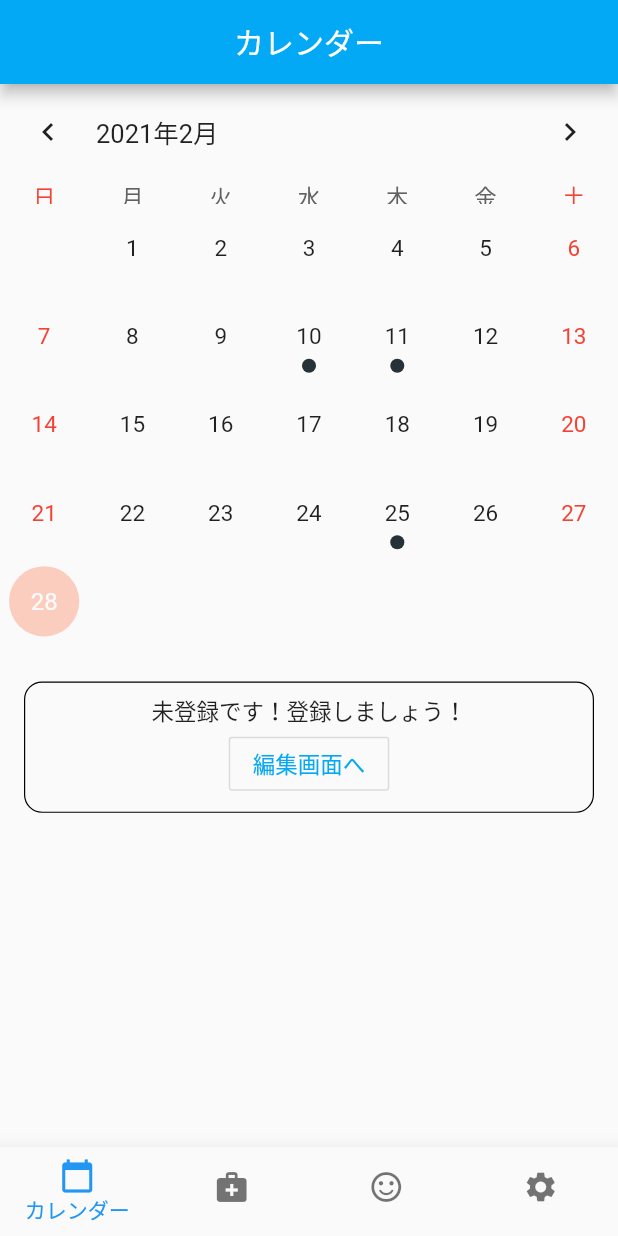
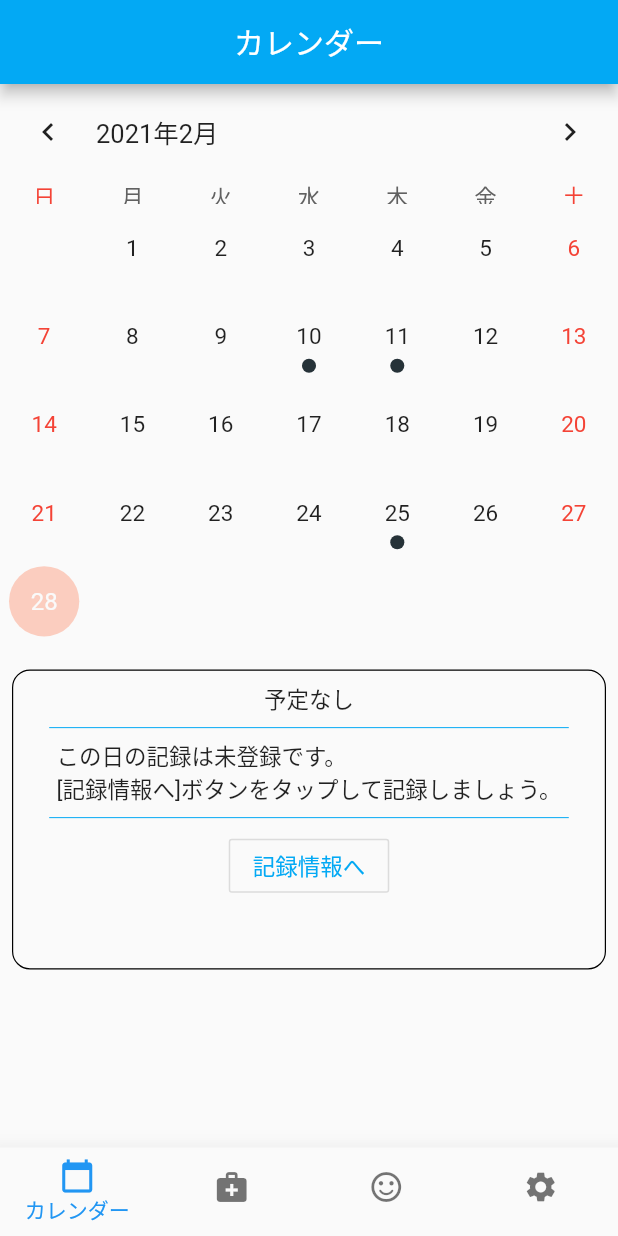
Before and after one commit to hotdrop/dyphic, a Flutter app: the screen it shows after launch, on a phone screen of 412 x 824 dp. Run offline on Flutter 3.47's test engine with Material 2 defaults, Android fonts, the phone set to English and light mode, and no system bars; drawn by our look-alikes of table_calendar; our stand-ins replace awesome_dialog, cached_network_image, image_picker, logger, package_info, progress_dialog and 2 more; accounts and stored records are empty.

Commit message:
カレンダーの表示領域を実装

```diff
--- a/lib/common/app_strings.dart
+++ b/lib/common/app_strings.dart
@@ -2,6 +2,9 @@ class AppStrings {
   static const String appTitle = '生活管理';
 
   static const String calenderPageTitle = 'カレンダー';
+  static const String calenderNoEvent = '予定なし';
+  static const String calenderUnRegisterLabel = 'この日の記録は未登録です。\n[記録情報へ]ボタンをタップして記録しましょう。';
+  static const String calenderRecordEditButton = '記録情報へ';
 
   static const String recordTemperatureMorning = '朝の体温';
   static const String recordTemperatureNight = '夜の体温';
--- a/lib/model/calendar_event.dart
+++ b/lib/model/calendar_event.dart
@@ -1,3 +1,5 @@
+import 'package:dyphic/common/app_strings.dart';
+import 'package:dyphic/model/medicine.dart';
 import 'package:flutter/material.dart';
 
 class CalendarEvent {
@@ -5,42 +7,65 @@ class CalendarEvent {
     @required this.date,
     @required this.type,
     @required this.name,
-    @required this.haveRecord,
+    @required this.eventRecord,
   });
 
-  factory CalendarEvent.create(Event event, EventRecordDate record) {
-    return CalendarEvent(date: event.date, type: event.type, name: event.name, haveRecord: true);
+  factory CalendarEvent.create(Event event, EventRecord record) {
+    return CalendarEvent(date: event.date, type: event.type, name: event.name, eventRecord: record);
   }
 
-  factory CalendarEvent.createOnlyRecord(EventRecordDate record) {
-    return CalendarEvent(date: record.date, type: EventType.none, name: '', haveRecord: true);
+  factory CalendarEvent.createOnlyRecord(EventRecord record) {
+    return CalendarEvent(date: record.date, type: EventType.none, name: null, eventRecord: record);
   }
 
   factory CalendarEvent.createOnlyEvent(Event event) {
-    return CalendarEvent(date: event.date, type: event.type, name: event.name, haveRecord: false);
+    return CalendarEvent(date: event.date, type: event.type, name: event.name, eventRecord: null);
   }
 
   factory CalendarEvent.createEmpty(DateTime date) {
-    return CalendarEvent(date: date, type: null, name: null, haveRecord: false);
+    return CalendarEvent(date: date, type: null, name: null, eventRecord: null);
   }
 
   final DateTime date;
   final EventType type;
   final String name;
-  final bool haveRecord;
+  final EventRecord eventRecord;
 
   bool typeMedical() => type == EventType.hospital;
   bool typeInjection() => type == EventType.injection;
-  bool isRecord() => haveRecord;
+  bool haveRecord() => eventRecord != null;
 
   static bool isSameDay(DateTime date1, DateTime date2) {
     return date1.year == date2.year && date1.month == date2.month && date1.day == date2.day;
+  }
+
+  String toStringConditions() {
+    if (eventRecord.conditions == null) {
+      return '';
+    }
+    return eventRecord.conditions.join(" ");
+  }
+
+  String toStringMedicines() {
+    if (eventRecord.medicines == null) {
+      return '';
+    }
+    return eventRecord.medicines.join(" ");
+  }
+
+  String getMemo() {
+    if (eventRecord.memo == null) {
+      return '';
+    }
+    return eventRecord.memo;
   }
 }
 
 enum EventType { none, hospital, injection }
 
+///
 /// データ取得時以外は使わない
+///
 class Event {
   const Event({
     @required this.date,
@@ -63,11 +88,19 @@ class Event {
   }
 }
 
+///
 /// データ取得時以外は使わない
-class EventRecordDate {
-  EventRecordDate({
+///
+class EventRecord {
+  EventRecord({
     @required this.date,
+    @required this.conditions,
+    @required this.medicines,
+    @required this.memo,
   });
 
   final DateTime date;
+  final List<String> conditions;
+  final List<String> medicines;
+  final String memo;
 }
--- a/lib/repository/record_repository.dart
+++ b/lib/repository/record_repository.dart
@@ -12,8 +12,8 @@ class RecordRepository {
 
   final RecordApi _recordApi;
 
-  Future<List<EventRecordDate>> findIds() async {
-    return await _recordApi.findEventDates();
+  Future<List<EventRecord>> findEventRecords() async {
+    return await _recordApi.findEventRecords();
   }
 
   Future<Record> find(DateTime date) async {
--- a/lib/ui/calender/calendar_page.dart
+++ b/lib/ui/calender/calendar_page.dart
@@ -1,10 +1,10 @@
 import 'package:flutter/material.dart';
 import 'package:provider/provider.dart';
 
+import 'package:dyphic/ui/widget/app_calender.dart';
+import 'package:dyphic/ui/calender/calendar_view_model.dart';
 import 'package:dyphic/model/page_state.dart';
 import 'package:dyphic/common/app_strings.dart';
-import 'package:dyphic/ui/calender/calendar_view_model.dart';
-import 'package:dyphic/ui/widget/app_calender.dart';
 
 class CalenderPage extends StatelessWidget {
   @override
--- a/lib/ui/calender/calendar_view_model.dart
+++ b/lib/ui/calender/calendar_view_model.dart
@@ -22,12 +22,12 @@ class CalendarViewModel extends NotifierViewModel {
 
   Future<void> _init() async {
     final events = await _eventRepository.findAll();
-    final recordIds = await _recordRepository.findIds();
+    final recordIds = await _recordRepository.findEventRecords();
     _events = _merge(events, recordIds);
     loadSuccess();
   }
 
-  List<CalendarEvent> _merge(List<Event> events, List<EventRecordDate> eventRecords) {
+  List<CalendarEvent> _merge(List<Event> events, List<EventRecord> eventRecords) {
     final eventMap = Map.fromIterables(events.map((e) => e.date), events.map((e) => e));
     final addedEventMap = <DateTime, bool>{};
     List<CalendarEvent> results = [];
--- a/lib/ui/setting/settings_page.dart
+++ b/lib/ui/setting/settings_page.dart
@@ -39,6 +39,7 @@ class SettingsPage extends StatelessWidget {
         _rowAppVersion(context),
         _rowThemeModeSwitch(context),
         DividerThemeColor.create(),
+        // TODO ログイン機能を追加する
       ],
     );
   }
--- a/lib/ui/widget/app_calender.dart
+++ b/lib/ui/widget/app_calender.dart
@@ -1,5 +1,7 @@
 import 'package:dyphic/common/app_logger.dart';
+import 'package:dyphic/common/app_strings.dart';
 import 'package:dyphic/ui/calender/record/record_page.dart';
+import 'package:dyphic/ui/widget/app_widget.dart';
 import 'package:flutter/material.dart';
 import 'package:provider/provider.dart';
 import 'package:table_calendar/table_calendar.dart';
@@ -102,7 +104,7 @@ class _AppCalendarState extends State<AppCalendar> {
     if (event.typeInjection()) {
       markers.add(Positioned(bottom: -1, child: Icon(Icons.colorize, size: 20.0, color: Colors.red)));
     }
-    if (event.haveRecord) {
+    if (event.haveRecord()) {
       markers.add(Positioned(right: -2, bottom: -2, child: Icon(Icons.check_circle, size: 20.0, color: Colors.green)));
     }
 
@@ -114,22 +116,71 @@ class _AppCalendarState extends State<AppCalendar> {
   ///
   Widget _buildDetailContents(BuildContext context) {
     final appSettings = Provider.of<AppSettings>(context);
-    // TODO レイアウトちゃんと考える
-    return SingleChildScrollView(
-      child: Container(
+    return Container(
       width: double.infinity,
-        margin: const EdgeInsets.all(16.0),
+      height: 200,
+      margin: const EdgeInsets.all(8.0),
       decoration: BoxDecoration(
         border: Border.all(width: 0.8, color: appSettings.isDarkMode ? Colors.white : Colors.black),
         borderRadius: BorderRadius.circular(12.0),
       ),
+      child: SingleChildScrollView(
         child: Padding(
           padding: EdgeInsets.all(8.0),
           child: Column(
             children: [
-              Text(_selectedItem.haveRecord ? _selectedItem.name : '未登録です！登録しましょう！'),
-              OutlineButton(
-                child: Text('編集画面へ'),
+              _labelEventInfo(),
+              DividerThemeColor.createWithPadding(),
+              _labelRecordInfo(),
+              DividerThemeColor.createWithPadding(),
+              _editButton(),
+            ],
+          ),
+        ),
+      ),
+    );
+  }
+
+  Widget _labelEventInfo() {
+    return Center(
+      child: Text(_selectedItem.name ?? AppStrings.calenderNoEvent),
+    );
+  }
+
+  Widget _labelRecordInfo() {
+    final widgets = <Widget>[];
+    if (_selectedItem.haveRecord()) {
+      widgets.add(_labelConditions());
+      widgets.add(_labelMedicines());
+      widgets.add(_labelMemo());
+    } else {
+      widgets.add(Text(AppStrings.calenderUnRegisterLabel));
+    }
+    return Column(
+      crossAxisAlignment: CrossAxisAlignment.start,
+      children: widgets,
+    );
+  }
+
+  Widget _labelConditions() {
+    return Text('体調: ${_selectedItem.toStringConditions()}');
+  }
+
+  Widget _labelMedicines() {
+    return Text('飲んだ薬: ${_selectedItem.toStringMedicines()}');
+  }
+
+  Widget _labelMemo() {
+    return Text(
+      'メモ: ${_selectedItem.getMemo()}',
+      maxLines: 2,
+      overflow: TextOverflow.ellipsis,
+    );
+  }
+
+  Widget _editButton() {
+    return OutlineButton(
+      child: Text(AppStrings.calenderRecordEditButton),
       onPressed: () async {
         final selectDate = _selectedItem.date;
         bool isUpdate = await Navigator.of(context).push<bool>(
@@ -139,13 +190,9 @@ class _AppCalendarState extends State<AppCalendar> {
         // TODO このボタンイベントは呼び元に委ねた方がいいか
         if (isUpdate) {
           AppLogger.d('記録情報が更新されました。');
+          // 更新する
         }
       },
-              ),
-            ],
-          ),
-        ),
-      ),
     );
   }
 }
```
Also changed, not shown: lib/repository/remote/record_api.dart (+17 -7 lines). Lines whose indentation alone changed are shown as unchanged.
